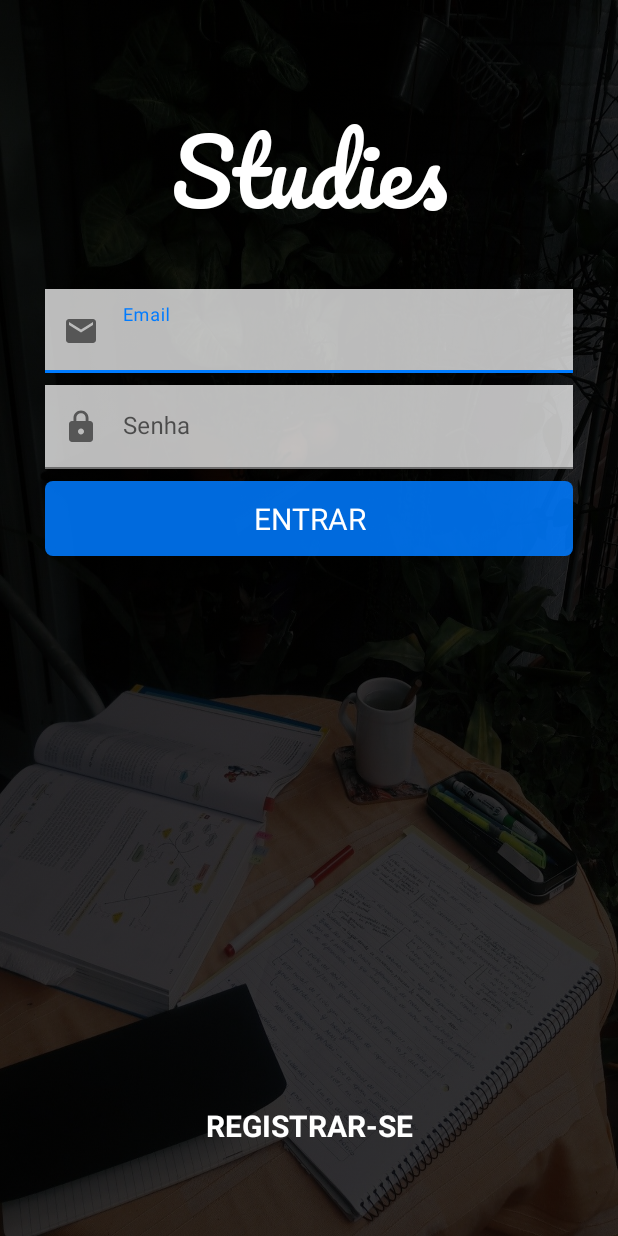
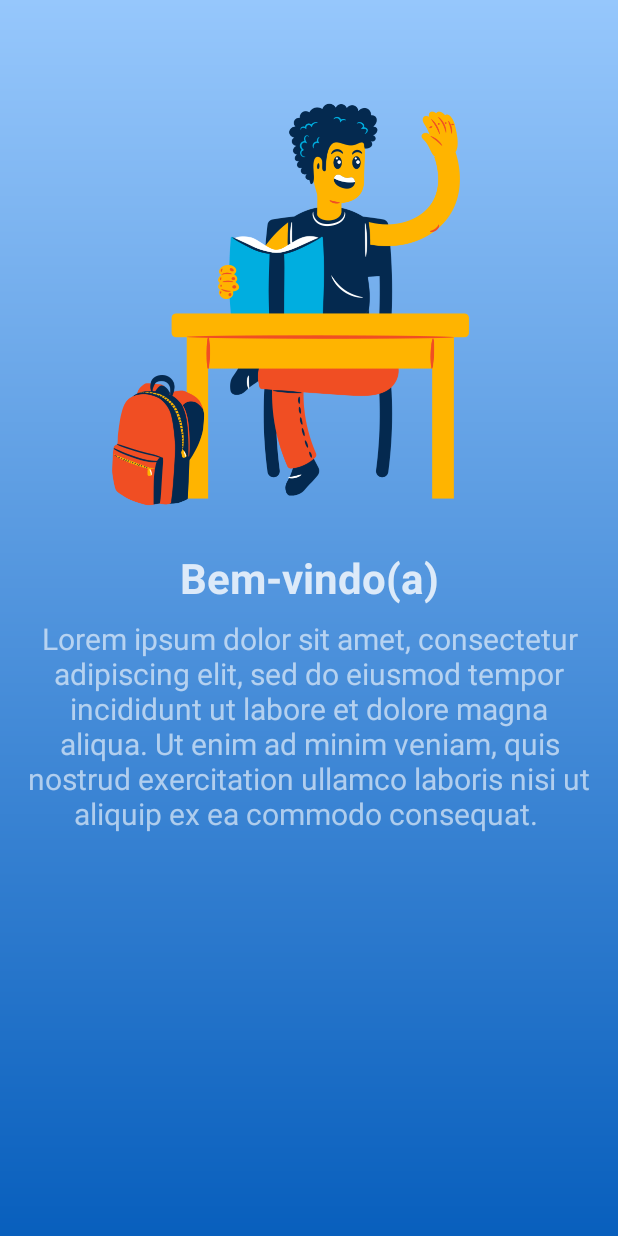
Before and after one commit to emanuelgalvao/Studies, an Android app: the screen it shows after launch (LoginActivity before the commit, ViewPagerActivity after it), on a phone screen of 412 x 824 dp. Run offline under Robolectric (Android 15) with nearby library versions, the phone set to English and light mode, and no system bars; our stand-ins replace Firebase (no records; nobody signed in at launch, a user with empty details on screens opened directly).

Commit message:
Start of viewpager feature

```diff
--- a/app/src/main/AndroidManifest.xml
+++ b/app/src/main/AndroidManifest.xml
@@ -9,10 +9,14 @@
         android:roundIcon="@mipmap/ic_launcher_round"
         android:supportsRtl="true"
         android:theme="@style/Theme.Studies">
+        <activity
+            android:name=".ui.activity.ViewPagerActivity"
+            android:exported="true" />
+
         <receiver
             android:name=".service.receiver.TimerNotificationActionReceiver"
             android:enabled="true"
-            android:exported="false" >
+            android:exported="false">
             <intent-filter>
                 <action android:name="stop" />
                 <action android:name="pause" />
--- /dev/null
+++ b/app/src/main/java/com/emanuelgalvao/studies/model/Tip.kt
@@ -0,0 +1,17 @@
+package com.emanuelgalvao.studies.model
+
+import androidx.annotation.DrawableRes
+
+class Tip {
+
+    var title: String = ""
+    var subtitle: String = ""
+    @DrawableRes
+    var image: Int = 0
+
+    constructor(title: String, subtitle: String, @DrawableRes image: Int) {
+        this.title = title
+        this.subtitle = subtitle
+        this.image = image
+    }
+}
--- a/app/src/main/java/com/emanuelgalvao/studies/ui/activity/SplashActivity.kt
+++ b/app/src/main/java/com/emanuelgalvao/studies/ui/activity/SplashActivity.kt
@@ -34,7 +34,7 @@ class SplashActivity : AppCompatActivity() {
             val intent: Intent = if (logged) {
                 Intent(this, MainActivity::class.java)
             } else {
-                Intent(this, LoginActivity::class.java)
+                Intent(this, ViewPagerActivity::class.java)
             }
             startActivity(intent)
             finish()
--- /dev/null
+++ b/app/src/main/java/com/emanuelgalvao/studies/ui/activity/ViewPagerActivity.kt
@@ -0,0 +1,29 @@
+package com.emanuelgalvao.studies.ui.activity
+
+import androidx.appcompat.app.AppCompatActivity
+import android.os.Bundle
+import com.emanuelgalvao.studies.R
+import com.emanuelgalvao.studies.databinding.ActivityViewPagerBinding
+import com.emanuelgalvao.studies.model.Tip
+import com.emanuelgalvao.studies.ui.adapter.OnboardingAdapter
+
+class ViewPagerActivity : AppCompatActivity() {
+
+    private lateinit var binding: ActivityViewPagerBinding
+
+    override fun onCreate(savedInstanceState: Bundle?) {
+        super.onCreate(savedInstanceState)
+
+        binding = ActivityViewPagerBinding.inflate(layoutInflater)
+        setContentView(binding.root)
+
+        val tips = arrayOf(
+            Tip("Bem-vindo(a)", "Lorem ipsum dolor sit amet, consectetur adipiscing elit, sed do eiusmod tempor incididunt ut labore et dolore magna aliqua. Ut enim ad minim veniam, quis nostrud exercitation ullamco laboris nisi ut aliquip ex ea commodo consequat. ", R.drawable.tip_home),
+            Tip("Flashcards", "Lorem ipsum dolor sit amet, consectetur adipiscing elit, sed do eiusmod tempor incididunt ut labore et dolore magna aliqua. Ut enim ad minim veniam, quis nostrud exercitation ullamco laboris nisi ut aliquip ex ea commodo consequat. ", R.drawable.tip_cards),
+            Tip("Timer de Estudo", "Lorem ipsum dolor sit amet, consectetur adipiscing elit, sed do eiusmod tempor incididunt ut labore et dolore magna aliqua. Ut enim ad minim veniam, quis nostrud exercitation ullamco laboris nisi ut aliquip ex ea commodo consequat. ", R.drawable.tip_time)
+        )
+
+       binding.viewPager.adapter = OnboardingAdapter(tips)
+
+    }
+}
--- /dev/null
+++ b/app/src/main/java/com/emanuelgalvao/studies/ui/adapter/OnboardingAdapter.kt
@@ -0,0 +1,36 @@
+package com.emanuelgalvao.studies.ui.adapter
+
+import android.view.LayoutInflater
+import android.view.View
+import android.view.ViewGroup
+import android.widget.ImageView
+import android.widget.TextView
+import androidx.viewpager.widget.PagerAdapter
+import com.emanuelgalvao.studies.R
+import com.emanuelgalvao.studies.model.Tip
+
+class OnboardingAdapter(private val tips: Array<Tip>): PagerAdapter() {
+
+    override fun getCount(): Int = tips.size
+
+    override fun isViewFromObject(view: View, `object`: Any): Boolean {
+        return view == `object`
+    }
+
+    override fun instantiateItem(container: ViewGroup, position: Int): Any {
+        val view = LayoutInflater.from(container.context).inflate(R.layout.adapter_tip, container, false)
+
+        view.findViewById<TextView>(R.id.text_tip_title).text = tips[position].title
+        view.findViewById<TextView>(R.id.text_tip_subtitle).text = tips[position].subtitle
+        view.findViewById<ImageView>(R.id.image_tip).setImageResource(tips[position].image)
+
+        container.addView(view)
+
+        return view
+    }
+
+    override fun destroyItem(container: ViewGroup, position: Int, `object`: Any) {
+        container.removeView(`object` as View)
+    }
+
+}
--- /dev/null
+++ b/app/src/main/res/drawable/shape_gradient.xml
@@ -0,0 +1,8 @@
+<?xml version="1.0" encoding="utf-8"?>
+<shape xmlns:android="http://schemas.android.com/apk/res/android"
+    android:shape="rectangle">
+    <gradient
+        android:startColor="@color/start_gradient"
+        android:endColor="@color/end_gradient"
+        android:angle="90" />
+</shape>
--- /dev/null
+++ b/app/src/main/res/layout/activity_view_pager.xml
@@ -0,0 +1,14 @@
+<?xml version="1.0" encoding="utf-8"?>
+<LinearLayout xmlns:android="http://schemas.android.com/apk/res/android"
+    xmlns:app="http://schemas.android.com/apk/res-auto"
+    xmlns:tools="http://schemas.android.com/tools"
+    android:layout_width="match_parent"
+    android:layout_height="match_parent"
+    tools:context=".ui.activity.ViewPagerActivity">
+
+    <androidx.viewpager.widget.ViewPager
+        android:id="@+id/view_pager"
+        android:layout_width="match_parent"
+        android:layout_height="match_parent" />
+
+</LinearLayout>
--- /dev/null
+++ b/app/src/main/res/layout/adapter_tip.xml
@@ -0,0 +1,50 @@
+<?xml version="1.0" encoding="utf-8"?>
+<androidx.constraintlayout.widget.ConstraintLayout xmlns:android="http://schemas.android.com/apk/res/android"
+    xmlns:app="http://schemas.android.com/apk/res-auto"
+    android:orientation="vertical"
+    android:layout_width="match_parent"
+    android:layout_height="match_parent"
+    android:background="@drawable/shape_gradient">
+
+    <ImageView
+        android:id="@+id/image_tip"
+        android:layout_width="0dp"
+        android:layout_height="300dp"
+        app:layout_constraintLeft_toLeftOf="parent"
+        app:layout_constraintRight_toRightOf="parent"
+        app:layout_constraintTop_toTopOf="parent"
+        android:layout_marginTop="50dp"
+        android:src="@drawable/tip_home"/>
+
+    <TextView
+        android:id="@+id/text_tip_title"
+        android:layout_width="0dp"
+        android:layout_height="wrap_content"
+        app:layout_constraintLeft_toLeftOf="parent"
+        app:layout_constraintRight_toRightOf="parent"
+        app:layout_constraintTop_toBottomOf="@id/image_tip"
+        android:layout_marginTop="16dp"
+        android:paddingHorizontal="16dp"
+        android:alpha="0.8"
+        android:text="Teste"
+        android:textAlignment="center"
+        android:textStyle="bold"
+        android:textSize="28sp"
+        android:textColor="@color/white"/>
+
+    <TextView
+        android:id="@+id/text_tip_subtitle"
+        android:layout_width="0dp"
+        android:layout_height="wrap_content"
+        app:layout_constraintLeft_toLeftOf="parent"
+        app:layout_constraintRight_toRightOf="parent"
+        app:layout_constraintTop_toBottomOf="@id/text_tip_title"
+        android:layout_marginTop="8dp"
+        android:paddingHorizontal="16dp"
+        android:alpha="0.6"
+        android:text="Teste"
+        android:textAlignment="center"
+        android:textSize="20sp"
+        android:textColor="@color/white"/>
+
+</androidx.constraintlayout.widget.ConstraintLayout>
--- a/app/src/main/res/values/colors.xml
+++ b/app/src/main/res/values/colors.xml
@@ -18,6 +18,8 @@
     <color name="card_front_border">#CCCCCC</color>
     <color name="card_back_color">#EDEDED</color>
     <color name="card_back_border">#DFDEDE</color>
+    <color name="start_gradient">#085FBD</color>
+    <color name="end_gradient">#96C7FC</color>
 
     <!-- Text -->
     <color name="text_red">#dc3545</color>
```
Also changed, not shown: app/src/main/res/drawable-v24/tip_cards.png (added), app/src/main/res/drawable-v24/tip_home.png (added), app/src/main/res/drawable-v24/tip_time.png (added).
